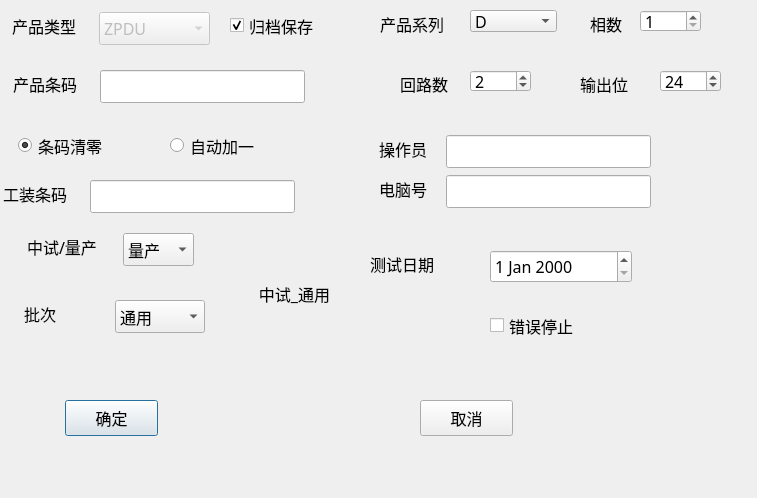
First picture: the form in IDC_TestSystem/common/testcom/testserialnumdlg.ui, repository ChinaClever/IDC_TestSystem, before the edit.
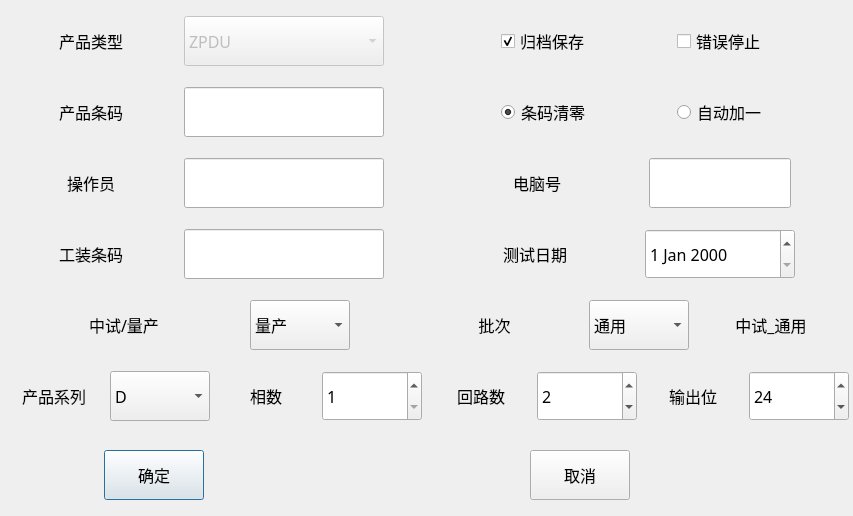
Second picture: the form after the edit.

```diff
--- a/IDC_TestSystem/common/testcom/testserialnumdlg.ui
+++ b/IDC_TestSystem/common/testcom/testserialnumdlg.ui
@@ -6,8 +6,8 @@
    <rect>
     <x>0</x>
     <y>0</y>
-    <width>757</width>
-    <height>498</height>
+    <width>853</width>
+    <height>516</height>
    </rect>
   </property>
   <property name="font">
@@ -19,140 +19,106 @@
   <property name="windowTitle">
    <string>Dialog</string>
   </property>
-  <widget class="QLabel" name="label_9">
+  <widget class="QPushButton" name="okBtn">
    <property name="geometry">
     <rect>
-     <x>380</x>
-     <y>10</y>
-     <width>80</width>
-     <height>27</height>
+     <x>104</x>
+     <y>450</y>
+     <width>100</width>
+     <height>50</height>
     </rect>
    </property>
-   <property name="text">
-    <string>产品系列</string>
+   <property name="sizePolicy">
+    <sizepolicy hsizetype="Fixed" vsizetype="Fixed">
+     <horstretch>0</horstretch>
+     <verstretch>0</verstretch>
+    </sizepolicy>
    </property>
-  </widget>
-  <widget class="QComboBox" name="specBox">
-   <property name="geometry">
-    <rect>
-     <x>470</x>
-     <y>10</y>
-     <width>87</width>
-     <height>22</height>
-    </rect>
+   <property name="minimumSize">
+    <size>
+     <width>100</width>
+     <height>50</height>
+    </size>
    </property>
-   <property name="currentText">
-    <string>D</string>
-   </property>
-   <item>
     <property name="text">
-     <string>D</string>
-    </property>
-   </item>
-   <item>
-    <property name="text">
-     <string>A</string>
-    </property>
-   </item>
-   <item>
-    <property name="text">
-     <string>B</string>
-    </property>
-   </item>
-   <item>
-    <property name="text">
-     <string>C</string>
-    </property>
-   </item>
+    <string>确定</string>
+   </property>
   </widget>
-  <widget class="QLabel" name="label_10">
+  <widget class="QPushButton" name="cancelBtn">
    <property name="geometry">
     <rect>
-     <x>590</x>
-     <y>10</y>
-     <width>80</width>
-     <height>27</height>
+     <x>530</x>
+     <y>450</y>
+     <width>100</width>
+     <height>50</height>
     </rect>
    </property>
-   <property name="text">
-    <string>相数</string>
+   <property name="sizePolicy">
+    <sizepolicy hsizetype="Fixed" vsizetype="Fixed">
+     <horstretch>0</horstretch>
+     <verstretch>0</verstretch>
+    </sizepolicy>
    </property>
-  </widget>
-  <widget class="QLabel" name="label_11">
-   <property name="geometry">
-    <rect>
-     <x>400</x>
-     <y>70</y>
-     <width>80</width>
-     <height>27</height>
-    </rect>
+   <property name="minimumSize">
+    <size>
+     <width>100</width>
+     <height>50</height>
+    </size>
    </property>
    <property name="text">
-    <string>回路数</string>
+    <string>取消</string>
    </property>
   </widget>
-  <widget class="QLabel" name="label_12">
+  <widget class="QWidget" name="layoutWidget">
    <property name="geometry">
     <rect>
-     <x>580</x>
-     <y>70</y>
-     <width>80</width>
-     <height>27</height>
+     <x>1</x>
+     <y>1</y>
+     <width>851</width>
+     <height>441</height>
     </rect>
    </property>
-   <property name="text">
-    <string>输出位</string>
-   </property>
-  </widget>
-  <widget class="QSpinBox" name="outputBox">
-   <property name="geometry">
-    <rect>
-     <x>660</x>
-     <y>70</y>
-     <width>61</width>
-     <height>22</height>
-    </rect>
-   </property>
-   <property name="minimum">
-    <number>1</number>
-   </property>
-   <property name="maximum">
-    <number>42</number>
-   </property>
-   <property name="value">
-    <number>24</number>
-   </property>
-  </widget>
-  <widget class="QSpinBox" name="loopBox">
-   <property name="geometry">
-    <rect>
-     <x>470</x>
-     <y>70</y>
-     <width>61</width>
-     <height>22</height>
-    </rect>
-   </property>
-   <property name="minimum">
-    <number>1</number>
-   </property>
-   <property name="maximum">
-    <number>6</number>
-   </property>
-   <property name="value">
-    <number>2</number>
-   </property>
-  </widget>
+   <layout class="QGridLayout" name="gridLayout">
+    <item row="0" column="0">
+     <layout class="QHBoxLayout" name="horizontalLayout">
+      <item>
+       <widget class="QLabel" name="label">
+        <property name="sizePolicy">
+         <sizepolicy hsizetype="Fixed" vsizetype="Fixed">
+          <horstretch>0</horstretch>
+          <verstretch>0</verstretch>
+         </sizepolicy>
+        </property>
+        <property name="minimumSize">
+         <size>
+          <width>100</width>
+          <height>50</height>
+         </size>
+        </property>
+        <property name="text">
+         <string>产品类型</string>
+        </property>
+        <property name="alignment">
+         <set>Qt::AlignCenter</set>
+        </property>
+       </widget>
+      </item>
+      <item>
   <widget class="QComboBox" name="typeComboBox">
    <property name="enabled">
     <bool>false</bool>
    </property>
-   <property name="geometry">
-    <rect>
-     <x>99</x>
-     <y>12</y>
-     <width>111</width>
-     <height>33</height>
-    </rect>
+        <property name="sizePolicy">
+         <sizepolicy hsizetype="Fixed" vsizetype="Fixed">
+          <horstretch>0</horstretch>
+          <verstretch>0</verstretch>
+         </sizepolicy>
+        </property>
+        <property name="minimumSize">
+         <size>
+          <width>200</width>
+          <height>50</height>
+         </size>
    </property>
    <property name="currentText">
     <string>ZPDU</string>
@@ -183,14 +149,24 @@
     </property>
    </item>
   </widget>
+      </item>
+     </layout>
+    </item>
+    <item row="0" column="1">
+     <layout class="QHBoxLayout" name="horizontalLayout_2">
+      <item>
   <widget class="QCheckBox" name="saveCheckBox">
-   <property name="geometry">
-    <rect>
-     <x>230</x>
-     <y>10</y>
-     <width>107</width>
-     <height>31</height>
-    </rect>
+        <property name="sizePolicy">
+         <sizepolicy hsizetype="Fixed" vsizetype="Fixed">
+          <horstretch>0</horstretch>
+          <verstretch>0</verstretch>
+         </sizepolicy>
+        </property>
+        <property name="minimumSize">
+         <size>
+          <width>100</width>
+          <height>50</height>
+         </size>
    </property>
    <property name="text">
     <string>归档保存</string>
@@ -199,114 +175,91 @@
     <bool>true</bool>
    </property>
   </widget>
-  <widget class="QLabel" name="label">
-   <property name="geometry">
-    <rect>
-     <x>12</x>
-     <y>12</y>
-     <width>80</width>
-     <height>27</height>
-    </rect>
-   </property>
-   <property name="text">
-    <string>产品类型</string>
-   </property>
-  </widget>
-  <widget class="QLineEdit" name="opLineEdit">
-   <property name="geometry">
-    <rect>
-     <x>446</x>
-     <y>135</y>
-     <width>205</width>
-     <height>33</height>
-    </rect>
-   </property>
+      </item>
+      <item>
+       <widget class="QCheckBox" name="errStopCheckBox">
+        <property name="enabled">
+         <bool>true</bool>
+        </property>
    <property name="sizePolicy">
-    <sizepolicy hsizetype="Minimum" vsizetype="Fixed">
+         <sizepolicy hsizetype="Fixed" vsizetype="Fixed">
      <horstretch>0</horstretch>
      <verstretch>0</verstretch>
     </sizepolicy>
    </property>
-  </widget>
-  <widget class="QLabel" name="label_3">
-   <property name="geometry">
-    <rect>
-     <x>379</x>
-     <y>135</y>
-     <width>60</width>
-     <height>27</height>
-    </rect>
+        <property name="minimumSize">
+         <size>
+          <width>100</width>
+          <height>50</height>
+         </size>
    </property>
    <property name="text">
-    <string>操作员</string>
-   </property>
-  </widget>
-  <widget class="QLineEdit" name="snLineEdit">
-   <property name="geometry">
-    <rect>
-     <x>100</x>
-     <y>70</y>
-     <width>205</width>
-     <height>33</height>
-    </rect>
-   </property>
-   <property name="sizePolicy">
-    <sizepolicy hsizetype="Minimum" vsizetype="Fixed">
-     <horstretch>0</horstretch>
-     <verstretch>0</verstretch>
-    </sizepolicy>
-   </property>
-  </widget>
+         <string>错误停止</string>
+        </property>
+        <property name="checked">
+         <bool>false</bool>
+        </property>
+       </widget>
+      </item>
+     </layout>
+    </item>
+    <item row="1" column="0">
+     <layout class="QHBoxLayout" name="horizontalLayout_5">
+      <item>
   <widget class="QLabel" name="label_2">
-   <property name="geometry">
-    <rect>
-     <x>13</x>
-     <y>70</y>
-     <width>80</width>
-     <height>27</height>
-    </rect>
+        <property name="sizePolicy">
+         <sizepolicy hsizetype="Fixed" vsizetype="Fixed">
+          <horstretch>0</horstretch>
+          <verstretch>0</verstretch>
+         </sizepolicy>
+        </property>
+        <property name="minimumSize">
+         <size>
+          <width>100</width>
+          <height>50</height>
+         </size>
    </property>
    <property name="text">
     <string>产品条码</string>
    </property>
-  </widget>
-  <widget class="QLabel" name="label_7">
-   <property name="geometry">
-    <rect>
-     <x>379</x>
-     <y>175</y>
-     <width>60</width>
-     <height>27</height>
-    </rect>
-   </property>
-   <property name="text">
-    <string>电脑号</string>
-   </property>
-  </widget>
-  <widget class="QLineEdit" name="cnLineEdit">
-   <property name="geometry">
-    <rect>
-     <x>446</x>
-     <y>175</y>
-     <width>205</width>
-     <height>33</height>
-    </rect>
-   </property>
+        <property name="alignment">
+         <set>Qt::AlignCenter</set>
+        </property>
+       </widget>
+      </item>
+      <item>
+       <widget class="QLineEdit" name="snLineEdit">
    <property name="sizePolicy">
-    <sizepolicy hsizetype="Minimum" vsizetype="Fixed">
+         <sizepolicy hsizetype="Fixed" vsizetype="Fixed">
      <horstretch>0</horstretch>
      <verstretch>0</verstretch>
     </sizepolicy>
    </property>
-  </widget>
+        <property name="minimumSize">
+         <size>
+          <width>200</width>
+          <height>50</height>
+         </size>
+        </property>
+       </widget>
+      </item>
+     </layout>
+    </item>
+    <item row="1" column="1">
+     <layout class="QHBoxLayout" name="horizontalLayout_6">
+      <item>
   <widget class="QRadioButton" name="clearRadioButton">
-   <property name="geometry">
-    <rect>
-     <x>18</x>
-     <y>130</y>
-     <width>107</width>
-     <height>31</height>
-    </rect>
+        <property name="sizePolicy">
+         <sizepolicy hsizetype="Fixed" vsizetype="Fixed">
+          <horstretch>0</horstretch>
+          <verstretch>0</verstretch>
+         </sizepolicy>
+        </property>
+        <property name="minimumSize">
+         <size>
+          <width>100</width>
+          <height>50</height>
+         </size>
    </property>
    <property name="text">
     <string>条码清零</string>
@@ -315,40 +268,233 @@
     <bool>true</bool>
    </property>
   </widget>
+      </item>
+      <item>
   <widget class="QRadioButton" name="addRadioButton">
-   <property name="geometry">
-    <rect>
-     <x>170</x>
-     <y>130</y>
-     <width>107</width>
-     <height>31</height>
-    </rect>
+        <property name="sizePolicy">
+         <sizepolicy hsizetype="Fixed" vsizetype="Fixed">
+          <horstretch>0</horstretch>
+          <verstretch>0</verstretch>
+         </sizepolicy>
+        </property>
+        <property name="minimumSize">
+         <size>
+          <width>100</width>
+          <height>50</height>
+         </size>
    </property>
    <property name="text">
     <string>自动加一</string>
    </property>
   </widget>
+      </item>
+     </layout>
+    </item>
+    <item row="2" column="0">
+     <layout class="QHBoxLayout" name="horizontalLayout_3">
+      <item>
+       <widget class="QLabel" name="label_3">
+        <property name="sizePolicy">
+         <sizepolicy hsizetype="Fixed" vsizetype="Fixed">
+          <horstretch>0</horstretch>
+          <verstretch>0</verstretch>
+         </sizepolicy>
+        </property>
+        <property name="minimumSize">
+         <size>
+          <width>100</width>
+          <height>50</height>
+         </size>
+        </property>
+        <property name="text">
+         <string>操作员</string>
+        </property>
+        <property name="alignment">
+         <set>Qt::AlignCenter</set>
+        </property>
+       </widget>
+      </item>
+      <item>
+       <widget class="QLineEdit" name="opLineEdit">
+        <property name="sizePolicy">
+         <sizepolicy hsizetype="Fixed" vsizetype="Fixed">
+          <horstretch>0</horstretch>
+          <verstretch>0</verstretch>
+         </sizepolicy>
+        </property>
+        <property name="minimumSize">
+         <size>
+          <width>200</width>
+          <height>50</height>
+         </size>
+        </property>
+       </widget>
+      </item>
+     </layout>
+    </item>
+    <item row="2" column="1">
+     <layout class="QHBoxLayout" name="horizontalLayout_4">
+      <item>
+       <widget class="QLabel" name="label_7">
+        <property name="sizePolicy">
+         <sizepolicy hsizetype="Fixed" vsizetype="Fixed">
+          <horstretch>0</horstretch>
+          <verstretch>0</verstretch>
+         </sizepolicy>
+        </property>
+        <property name="minimumSize">
+         <size>
+          <width>100</width>
+          <height>50</height>
+         </size>
+        </property>
+        <property name="text">
+         <string>电脑号</string>
+        </property>
+        <property name="alignment">
+         <set>Qt::AlignCenter</set>
+        </property>
+       </widget>
+      </item>
+      <item>
+       <widget class="QLineEdit" name="cnLineEdit">
+        <property name="sizePolicy">
+         <sizepolicy hsizetype="Fixed" vsizetype="Fixed">
+          <horstretch>0</horstretch>
+          <verstretch>0</verstretch>
+         </sizepolicy>
+        </property>
+        <property name="minimumSize">
+         <size>
+          <width>100</width>
+          <height>50</height>
+         </size>
+        </property>
+       </widget>
+      </item>
+     </layout>
+    </item>
+    <item row="3" column="0">
+     <layout class="QHBoxLayout" name="horizontalLayout_7">
+      <item>
+       <widget class="QLabel" name="label_4">
+        <property name="sizePolicy">
+         <sizepolicy hsizetype="Fixed" vsizetype="Fixed">
+          <horstretch>0</horstretch>
+          <verstretch>0</verstretch>
+         </sizepolicy>
+        </property>
+        <property name="minimumSize">
+         <size>
+          <width>100</width>
+          <height>50</height>
+         </size>
+        </property>
+        <property name="text">
+         <string>工装条码</string>
+        </property>
+        <property name="alignment">
+         <set>Qt::AlignCenter</set>
+        </property>
+       </widget>
+      </item>
+      <item>
+       <widget class="QLineEdit" name="barCodeLineEdit">
+        <property name="sizePolicy">
+         <sizepolicy hsizetype="Fixed" vsizetype="Fixed">
+          <horstretch>0</horstretch>
+          <verstretch>0</verstretch>
+         </sizepolicy>
+        </property>
+        <property name="minimumSize">
+         <size>
+          <width>200</width>
+          <height>50</height>
+         </size>
+        </property>
+       </widget>
+      </item>
+     </layout>
+    </item>
+    <item row="3" column="1">
+     <layout class="QHBoxLayout" name="horizontalLayout_8">
+      <item>
+       <widget class="QLabel" name="label_8">
+        <property name="sizePolicy">
+         <sizepolicy hsizetype="Fixed" vsizetype="Fixed">
+          <horstretch>0</horstretch>
+          <verstretch>0</verstretch>
+         </sizepolicy>
+        </property>
+        <property name="minimumSize">
+         <size>
+          <width>100</width>
+          <height>50</height>
+         </size>
+        </property>
+        <property name="text">
+         <string>测试日期</string>
+        </property>
+        <property name="alignment">
+         <set>Qt::AlignCenter</set>
+        </property>
+       </widget>
+      </item>
+      <item>
+       <widget class="QDateEdit" name="dateEdit">
+        <property name="sizePolicy">
+         <sizepolicy hsizetype="Fixed" vsizetype="Fixed">
+          <horstretch>0</horstretch>
+          <verstretch>0</verstretch>
+         </sizepolicy>
+        </property>
+        <property name="minimumSize">
+         <size>
+          <width>150</width>
+          <height>50</height>
+         </size>
+        </property>
+       </widget>
+      </item>
+     </layout>
+    </item>
+    <item row="4" column="0">
+     <layout class="QHBoxLayout" name="horizontalLayout_9">
+      <item>
   <widget class="QLabel" name="label_5">
-   <property name="geometry">
-    <rect>
-     <x>27</x>
-     <y>233</y>
-     <width>89</width>
-     <height>27</height>
-    </rect>
+        <property name="sizePolicy">
+         <sizepolicy hsizetype="Fixed" vsizetype="Fixed">
+          <horstretch>0</horstretch>
+          <verstretch>0</verstretch>
+         </sizepolicy>
+        </property>
+        <property name="minimumSize">
+         <size>
+          <width>100</width>
+          <height>50</height>
+         </size>
    </property>
    <property name="text">
     <string>中试/量产</string>
    </property>
-  </widget>
+        <property name="alignment">
+         <set>Qt::AlignCenter</set>
+        </property>
+       </widget>
+      </item>
+      <item>
   <widget class="QComboBox" name="purposeComboBox">
-   <property name="geometry">
-    <rect>
-     <x>123</x>
-     <y>233</y>
-     <width>71</width>
-     <height>33</height>
-    </rect>
+        <property name="sizePolicy">
+         <sizepolicy hsizetype="Fixed" vsizetype="Fixed">
+          <horstretch>0</horstretch>
+          <verstretch>0</verstretch>
+         </sizepolicy>
+        </property>
+        <property name="minimumSize">
+         <size>
+          <width>100</width>
+          <height>50</height>
+         </size>
    </property>
    <item>
     <property name="text">
@@ -366,79 +512,46 @@
     </property>
    </item>
   </widget>
-  <widget class="QLabel" name="label_4">
-   <property name="geometry">
-    <rect>
-     <x>3</x>
-     <y>180</y>
-     <width>80</width>
-     <height>27</height>
-    </rect>
-   </property>
-   <property name="text">
-    <string>工装条码</string>
-   </property>
-  </widget>
-  <widget class="QLineEdit" name="barCodeLineEdit">
-   <property name="geometry">
-    <rect>
-     <x>90</x>
-     <y>180</y>
-     <width>205</width>
-     <height>33</height>
-    </rect>
-   </property>
-   <property name="sizePolicy">
-    <sizepolicy hsizetype="Minimum" vsizetype="Fixed">
-     <horstretch>0</horstretch>
-     <verstretch>0</verstretch>
-    </sizepolicy>
-   </property>
-  </widget>
-  <widget class="QDateEdit" name="dateEdit">
-   <property name="geometry">
-    <rect>
-     <x>490</x>
-     <y>250</y>
-     <width>142</width>
-     <height>33</height>
-    </rect>
-   </property>
-  </widget>
-  <widget class="QLabel" name="label_8">
-   <property name="geometry">
-    <rect>
-     <x>370</x>
-     <y>250</y>
-     <width>80</width>
-     <height>27</height>
-    </rect>
-   </property>
-   <property name="text">
-    <string>测试日期</string>
-   </property>
-  </widget>
+      </item>
+     </layout>
+    </item>
+    <item row="4" column="1">
+     <layout class="QHBoxLayout" name="horizontalLayout_10">
+      <item>
   <widget class="QLabel" name="label_6">
-   <property name="geometry">
-    <rect>
-     <x>20</x>
-     <y>300</y>
-     <width>88</width>
-     <height>27</height>
-    </rect>
+        <property name="sizePolicy">
+         <sizepolicy hsizetype="Fixed" vsizetype="Fixed">
+          <horstretch>0</horstretch>
+          <verstretch>0</verstretch>
+         </sizepolicy>
+        </property>
+        <property name="minimumSize">
+         <size>
+          <width>100</width>
+          <height>50</height>
+         </size>
    </property>
    <property name="text">
     <string> 批次       </string>
    </property>
-  </widget>
+        <property name="alignment">
+         <set>Qt::AlignCenter</set>
+        </property>
+       </widget>
+      </item>
+      <item>
   <widget class="QComboBox" name="batchComboBox">
-   <property name="geometry">
-    <rect>
-     <x>115</x>
-     <y>300</y>
-     <width>90</width>
-     <height>33</height>
-    </rect>
+        <property name="sizePolicy">
+         <sizepolicy hsizetype="Fixed" vsizetype="Fixed">
+          <horstretch>0</horstretch>
+          <verstretch>0</verstretch>
+         </sizepolicy>
+        </property>
+        <property name="minimumSize">
+         <size>
+          <width>100</width>
+          <height>50</height>
+         </size>
    </property>
    <item>
     <property name="text">
@@ -476,33 +589,20 @@
     </property>
    </item>
   </widget>
-  <widget class="QCheckBox" name="errStopCheckBox">
-   <property name="enabled">
-    <bool>true</bool>
-   </property>
-   <property name="geometry">
-    <rect>
-     <x>490</x>
-     <y>310</y>
-     <width>107</width>
-     <height>31</height>
-    </rect>
-   </property>
-   <property name="text">
-    <string>错误停止</string>
-   </property>
-   <property name="checked">
-    <bool>false</bool>
-   </property>
-  </widget>
+      </item>
+      <item>
   <widget class="QLabel" name="statusLab">
-   <property name="geometry">
-    <rect>
-     <x>250</x>
-     <y>280</y>
-     <width>89</width>
-     <height>27</height>
-    </rect>
+        <property name="sizePolicy">
+         <sizepolicy hsizetype="Fixed" vsizetype="Fixed">
+          <horstretch>0</horstretch>
+          <verstretch>0</verstretch>
+         </sizepolicy>
+        </property>
+        <property name="minimumSize">
+         <size>
+          <width>100</width>
+          <height>50</height>
+         </size>
    </property>
    <property name="text">
     <string>中试_通用</string>
@@ -511,40 +611,107 @@
     <set>Qt::AlignCenter</set>
    </property>
   </widget>
-  <widget class="QPushButton" name="okBtn">
-   <property name="geometry">
-    <rect>
-     <x>65</x>
-     <y>400</y>
-     <width>93</width>
-     <height>36</height>
-    </rect>
-   </property>
+      </item>
+     </layout>
+    </item>
+    <item row="5" column="0">
+     <layout class="QHBoxLayout" name="horizontalLayout_11">
+      <item>
+       <widget class="QLabel" name="label_9">
+        <property name="sizePolicy">
+         <sizepolicy hsizetype="Fixed" vsizetype="Fixed">
+          <horstretch>0</horstretch>
+          <verstretch>0</verstretch>
+         </sizepolicy>
+        </property>
+        <property name="minimumSize">
+         <size>
+          <width>100</width>
+          <height>50</height>
+         </size>
+        </property>
    <property name="text">
-    <string>确定</string>
-   </property>
-  </widget>
-  <widget class="QPushButton" name="cancelBtn">
-   <property name="geometry">
-    <rect>
-     <x>420</x>
-     <y>400</y>
-     <width>93</width>
-     <height>36</height>
-    </rect>
-   </property>
+         <string>产品系列</string>
+        </property>
+        <property name="alignment">
+         <set>Qt::AlignCenter</set>
+        </property>
+       </widget>
+      </item>
+      <item>
+       <widget class="QComboBox" name="specBox">
+        <property name="sizePolicy">
+         <sizepolicy hsizetype="Fixed" vsizetype="Fixed">
+          <horstretch>0</horstretch>
+          <verstretch>0</verstretch>
+         </sizepolicy>
+        </property>
+        <property name="minimumSize">
+         <size>
+          <width>100</width>
+          <height>50</height>
+         </size>
+        </property>
+        <property name="currentText">
+         <string>D</string>
+        </property>
+        <item>
    <property name="text">
-    <string>取消</string>
-   </property>
-  </widget>
+          <string>D</string>
+         </property>
+        </item>
+        <item>
+         <property name="text">
+          <string>A</string>
+         </property>
+        </item>
+        <item>
+         <property name="text">
+          <string>B</string>
+         </property>
+        </item>
+        <item>
+         <property name="text">
+          <string>C</string>
+         </property>
+        </item>
+       </widget>
+      </item>
+      <item>
+       <widget class="QLabel" name="label_10">
+        <property name="sizePolicy">
+         <sizepolicy hsizetype="Fixed" vsizetype="Fixed">
+          <horstretch>0</horstretch>
+          <verstretch>0</verstretch>
+         </sizepolicy>
+        </property>
+        <property name="minimumSize">
+         <size>
+          <width>100</width>
+          <height>50</height>
+         </size>
+        </property>
+        <property name="text">
+         <string>相数</string>
+        </property>
+        <property name="alignment">
+         <set>Qt::AlignCenter</set>
+        </property>
+       </widget>
+      </item>
+      <item>
   <widget class="QSpinBox" name="lineBox">
-   <property name="geometry">
-    <rect>
-     <x>640</x>
-     <y>10</y>
-     <width>61</width>
-     <height>22</height>
-    </rect>
+        <property name="sizePolicy">
+         <sizepolicy hsizetype="Fixed" vsizetype="Fixed">
+          <horstretch>0</horstretch>
+          <verstretch>0</verstretch>
+         </sizepolicy>
+        </property>
+        <property name="minimumSize">
+         <size>
+          <width>100</width>
+          <height>50</height>
+         </size>
    </property>
    <property name="minimum">
     <number>1</number>
@@ -555,6 +722,109 @@
    <property name="value">
     <number>1</number>
    </property>
+       </widget>
+      </item>
+     </layout>
+    </item>
+    <item row="5" column="1">
+     <layout class="QHBoxLayout" name="horizontalLayout_12">
+      <item>
+       <widget class="QLabel" name="label_11">
+        <property name="sizePolicy">
+         <sizepolicy hsizetype="Fixed" vsizetype="Fixed">
+          <horstretch>0</horstretch>
+          <verstretch>0</verstretch>
+         </sizepolicy>
+        </property>
+        <property name="minimumSize">
+         <size>
+          <width>100</width>
+          <height>50</height>
+         </size>
+        </property>
+        <property name="text">
+         <string>回路数</string>
+        </property>
+        <property name="alignment">
+         <set>Qt::AlignCenter</set>
+        </property>
+       </widget>
+      </item>
+      <item>
+       <widget class="QSpinBox" name="loopBox">
+        <property name="sizePolicy">
+         <sizepolicy hsizetype="Fixed" vsizetype="Fixed">
+          <horstretch>0</horstretch>
+          <verstretch>0</verstretch>
+         </sizepolicy>
+        </property>
+        <property name="minimumSize">
+         <size>
+          <width>100</width>
+          <height>50</height>
+         </size>
+        </property>
+        <property name="minimum">
+         <number>1</number>
+        </property>
+        <property name="maximum">
+         <number>6</number>
+        </property>
+        <property name="value">
+         <number>2</number>
+        </property>
+       </widget>
+      </item>
+      <item>
+       <widget class="QLabel" name="label_12">
+        <property name="sizePolicy">
+         <sizepolicy hsizetype="Fixed" vsizetype="Fixed">
+          <horstretch>0</horstretch>
+          <verstretch>0</verstretch>
+         </sizepolicy>
+        </property>
+        <property name="minimumSize">
+         <size>
+          <width>100</width>
+          <height>50</height>
+         </size>
+        </property>
+        <property name="text">
+         <string>输出位</string>
+        </property>
+        <property name="alignment">
+         <set>Qt::AlignCenter</set>
+        </property>
+       </widget>
+      </item>
+      <item>
+       <widget class="QSpinBox" name="outputBox">
+        <property name="sizePolicy">
+         <sizepolicy hsizetype="Fixed" vsizetype="Fixed">
+          <horstretch>0</horstretch>
+          <verstretch>0</verstretch>
+         </sizepolicy>
+        </property>
+        <property name="minimumSize">
+         <size>
+          <width>100</width>
+          <height>50</height>
+         </size>
+        </property>
+        <property name="minimum">
+         <number>1</number>
+        </property>
+        <property name="maximum">
+         <number>42</number>
+        </property>
+        <property name="value">
+         <number>24</number>
+        </property>
+       </widget>
+      </item>
+     </layout>
+    </item>
+   </layout>
   </widget>
  </widget>
  <resources/>
```
Lines whose indentation alone changed are shown as unchanged.
